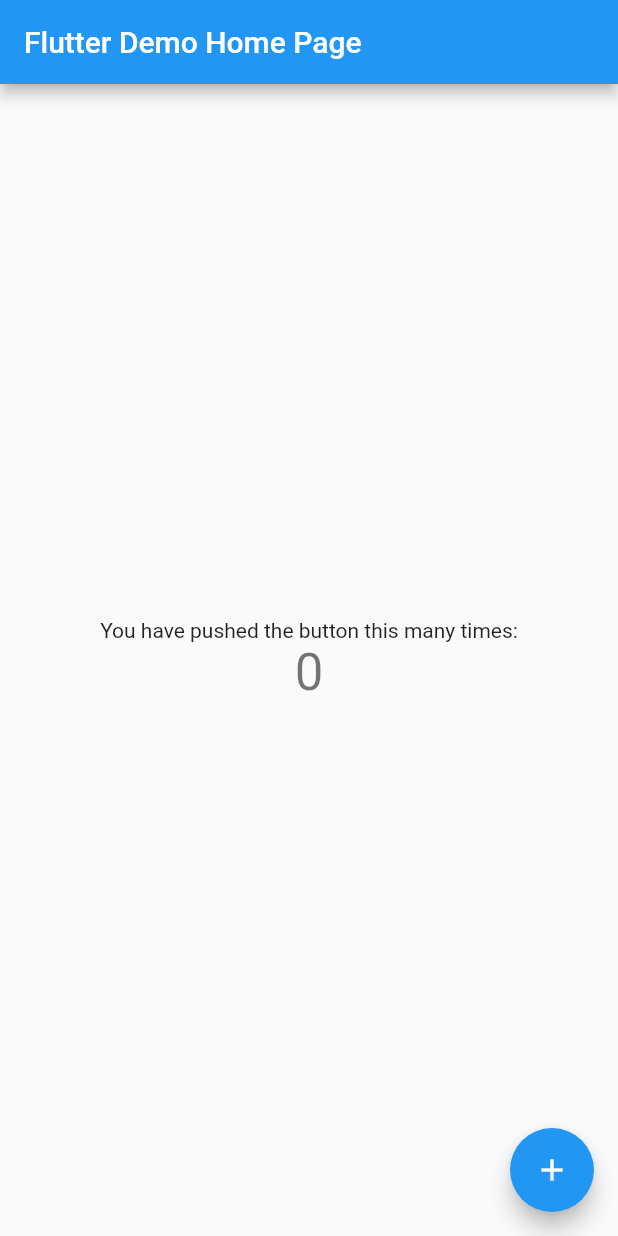
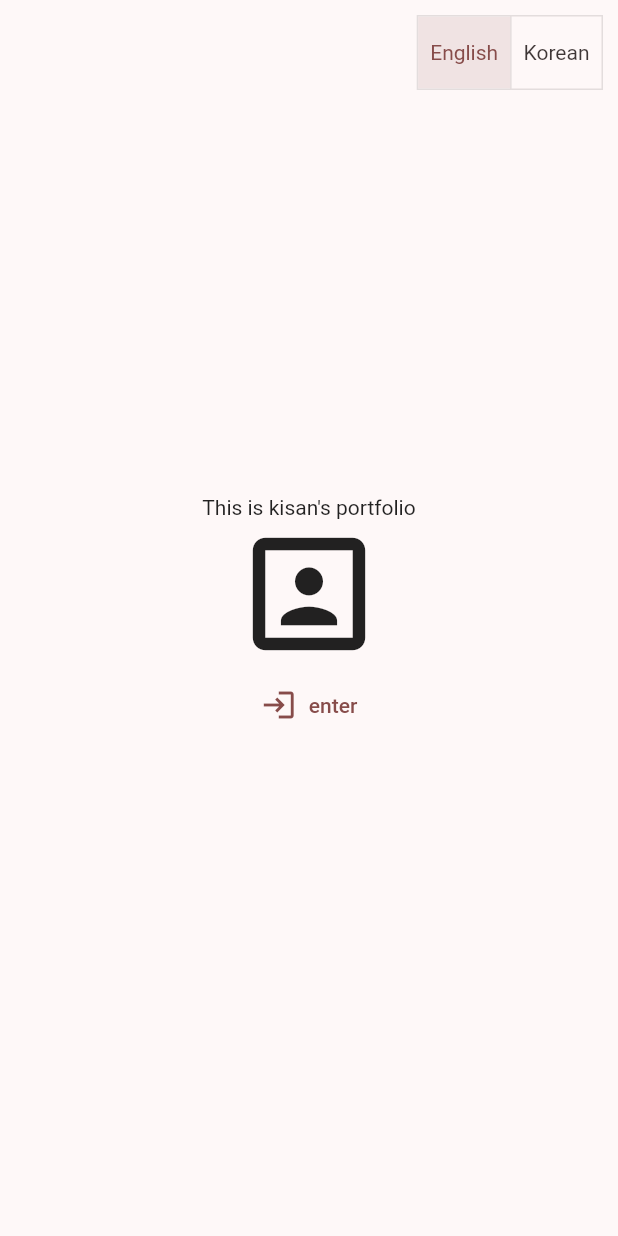
Before and after one commit to kisankang/my_portfolio, a Flutter app: the screen it shows after launch, on a phone screen of 412 x 824 dp. Run offline on Flutter 3.47's test engine with Material 2 defaults, Android fonts, the phone set to English and light mode, and no system bars; our stand-ins replace get, get_storage.

```diff
--- /dev/null
+++ b/lib/common/translations/localization_service.dart
@@ -0,0 +1,46 @@
+import 'dart:collection';
+
+import 'package:flutter/material.dart';
+import 'package:get/get.dart';
+import 'package:my_portfolio/common/translations/value/st_en_us.dart';
+import 'package:my_portfolio/common/translations/value/st_ko_kr.dart';
+
+class LocalizationService extends Translations {
+  static final locale = _getLocaleFromLanguage();
+
+  static const fallbackLocale = Locale('en', 'US');
+
+  static const langCodes = [
+    'en',
+    'ko',
+  ];
+
+  static const locales = [
+    Locale('en', 'US'),
+    Locale('ko', 'KR'),
+  ];
+
+  static final langs = LinkedHashMap.from({
+    'en': 'english'.tr,
+    'ko': 'korean'.tr,
+  });
+
+  static void changeLocale(String? langCode) {
+    final locale = _getLocaleFromLanguage(langCode: langCode);
+    Get.updateLocale(locale);
+  }
+
+  @override
+  Map<String, Map<String, String>> get keys => {
+        'en_US': enUS,
+        'ko_KR': koKR,
+      };
+
+  static Locale _getLocaleFromLanguage({String? langCode}) {
+    var lang = langCode ?? Get.deviceLocale!.languageCode;
+    for (int i = 0; i < langCodes.length; i++) {
+      if (lang == langCodes[i]) return locales[i];
+    }
+    return Get.locale ?? const Locale('en', 'US');
+  }
+}
--- /dev/null
+++ b/lib/common/translations/value/st_en_us.dart
@@ -0,0 +1,5 @@
+const Map<String, String> enUS = {
+  "korean": "Korean",
+  "english": "English",
+  "this_is_kisan's_portfolio": "This is kisan's portfolio",
+};
--- /dev/null
+++ b/lib/common/translations/value/st_ko_kr.dart
@@ -0,0 +1,5 @@
+const Map<String, String> koKR = {
+  "korean": "한국어",
+  "english": "영어",
+  "this_is_kisan's_portfolio": "강기산의 포트폴리오",
+};
--- a/lib/main.dart
+++ b/lib/main.dart
@@ -1,115 +1,49 @@
 import 'package:flutter/material.dart';
+import 'package:get/get.dart';
+import 'package:my_portfolio/common/theme/app_theme.dart';
+import 'package:my_portfolio/common/translations/localization_service.dart';
+import 'package:my_portfolio/data/services/theme_service.dart';
+import 'package:my_portfolio/routes/app_pages.dart';
+// ignore: depend_on_referenced_packages
+import 'package:flutter_localizations/flutter_localizations.dart';
 
 void main() {
-  runApp(const MyApp());
+  var getMaterialApp = GetMaterialApp(
+    themeMode: ThemeService().getThemeMode(),
+    localizationsDelegates: const [
+      GlobalWidgetsLocalizations.delegate,
+      GlobalMaterialLocalizations.delegate,
+      GlobalCupertinoLocalizations.delegate
+    ],
+    supportedLocales: const [
+      Locale('en', 'US'),
+      Locale('ko', 'KR'),
+    ],
+    locale: LocalizationService.locale,
+    fallbackLocale: LocalizationService.fallbackLocale,
+    translations: LocalizationService(),
+    localeResolutionCallback: (locale, supportedLocales) {
+      for (var supportedLocale in supportedLocales) {
+        if (supportedLocale.languageCode == locale?.languageCode &&
+            supportedLocale.countryCode == locale?.countryCode) {
+          return supportedLocale;
+        }
+      }
+      return supportedLocales.first;
+    },
+    debugShowCheckedModeBanner: false,
+    theme: appThemeData,
+    getPages: AppPages.pages,
+    initialRoute: Routes.intro,
+    initialBinding: BindingsBuilder(() {}),
+    // builder:
+    // // EasyLoading.init(
+    // //   builder: (context, child) => ScrollConfiguration(
+    // //     behavior: DisableGlowBehavior(),
+    // //     child: child!,
+    // //   ),
+    // )
+    // ,
+  );
+  runApp(getMaterialApp);
 }
-
-class MyApp extends StatelessWidget {
-  const MyApp({super.key});
-
-  // This widget is the root of your application.
-  @override
-  Widget build(BuildContext context) {
-    return MaterialApp(
-      title: 'Flutter Demo',
-      theme: ThemeData(
-        // This is the theme of your application.
-        //
-        // Try running your application with "flutter run". You'll see the
-        // application has a blue toolbar. Then, without quitting the app, try
-        // changing the primarySwatch below to Colors.green and then invoke
-        // "hot reload" (press "r" in the console where you ran "flutter run",
-        // or simply save your changes to "hot reload" in a Flutter IDE).
-        // Notice that the counter didn't reset back to zero; the application
-        // is not restarted.
-        primarySwatch: Colors.blue,
-      ),
-      home: const MyHomePage(title: 'Flutter Demo Home Page'),
-    );
-  }
-}
-
-class MyHomePage extends StatefulWidget {
-  const MyHomePage({super.key, required this.title});
-
-  // This widget is the home page of your application. It is stateful, meaning
-  // that it has a State object (defined below) that contains fields that affect
-  // how it looks.
-
-  // This class is the configuration for the state. It holds the values (in this
-  // case the title) provided by the parent (in this case the App widget) and
-  // used by the build method of the State. Fields in a Widget subclass are
-  // always marked "final".
-
-  final String title;
-
-  @override
-  State<MyHomePage> createState() => _MyHomePageState();
-}
-
-class _MyHomePageState extends State<MyHomePage> {
-  int _counter = 0;
-
-  void _incrementCounter() {
-    setState(() {
-      // This call to setState tells the Flutter framework that something has
-      // changed in this State, which causes it to rerun the build method below
-      // so that the display can reflect the updated values. If we changed
-      // _counter without calling setState(), then the build method would not be
-      // called again, and so nothing would appear to happen.
-      _counter++;
-    });
-  }
-
-  @override
-  Widget build(BuildContext context) {
-    // This method is rerun every time setState is called, for instance as done
-    // by the _incrementCounter method above.
-    //
-    // The Flutter framework has been optimized to make rerunning build methods
-    // fast, so that you can just rebuild anything that needs updating rather
-    // than having to individually change instances of widgets.
-    return Scaffold(
-      appBar: AppBar(
-        // Here we take the value from the MyHomePage object that was created by
-        // the App.build method, and use it to set our appbar title.
-        title: Text(widget.title),
-      ),
-      body: Center(
-        // Center is a layout widget. It takes a single child and positions it
-        // in the middle of the parent.
-        child: Column(
-          // Column is also a layout widget. It takes a list of children and
-          // arranges them vertically. By default, it sizes itself to fit its
-          // children horizontally, and tries to be as tall as its parent.
-          //
-          // Invoke "debug painting" (press "p" in the console, choose the
-          // "Toggle Debug Paint" action from the Flutter Inspector in Android
-          // Studio, or the "Toggle Debug Paint" command in Visual Studio Code)
-          // to see the wireframe for each widget.
-          //
-          // Column has various properties to control how it sizes itself and
-          // how it positions its children. Here we use mainAxisAlignment to
-          // center the children vertically; the main axis here is the vertical
-          // axis because Columns are vertical (the cross axis would be
-          // horizontal).
-          mainAxisAlignment: MainAxisAlignment.center,
-          children: <Widget>[
-            const Text(
-              'You have pushed the button this many times:',
-            ),
-            Text(
-              '$_counter',
-              style: Theme.of(context).textTheme.headline4,
-            ),
-          ],
-        ),
-      ),
-      floatingActionButton: FloatingActionButton(
-        onPressed: _incrementCounter,
-        tooltip: 'Increment',
-        child: const Icon(Icons.add),
-      ), // This trailing comma makes auto-formatting nicer for build methods.
-    );
-  }
-}
--- /dev/null
+++ b/lib/modules/intro_page/intro_controller.dart
@@ -0,0 +1,8 @@
+import 'package:get/get.dart';
+import 'package:my_portfolio/routes/app_pages.dart';
+
+class IntroController extends GetxController {
+  goToHomePage() {
+    Get.toNamed(Routes.main);
+  }
+}
--- /dev/null
+++ b/lib/modules/intro_page/intro_page.dart
@@ -0,0 +1,36 @@
+import 'package:flutter/material.dart';
+import 'package:get/get.dart';
+import 'package:my_portfolio/modules/intro_page/intro_controller.dart';
+import 'package:my_portfolio/widgets/language_selector.dart';
+
+class IntroPage extends GetWidget<IntroController> {
+  const IntroPage({super.key});
+
+  @override
+  Widget build(BuildContext context) {
+    return Scaffold(
+      body: Stack(
+        children: [
+          const Positioned(top: 10, right: 10, child: LanguageSelector()),
+          Center(
+            child: Column(
+              mainAxisSize: MainAxisSize.min,
+              children: [
+                Text("this_is_kisan's_portfolio".tr),
+                const Icon(
+                  Icons.portrait,
+                  size: 100,
+                ),
+                TextButton.icon(
+                  onPressed: () => controller.goToHomePage(),
+                  icon: const Icon(Icons.login),
+                  label: Text('enter'.tr),
+                ),
+              ],
+            ),
+          ),
+        ],
+      ),
+    );
+  }
+}
--- /dev/null
+++ b/lib/modules/main_page/main_controller.dart
@@ -0,0 +1,3 @@
+import 'package:get/get.dart';
+
+class MainController extends GetxController {}
--- /dev/null
+++ b/lib/routes/app_routes.dart
@@ -0,0 +1,6 @@
+part of 'app_pages.dart';
+
+abstract class Routes {
+  static const intro = '/intro_page';
+  static const main = '/main_page';
+}
--- /dev/null
+++ b/lib/widgets/language_selector.dart
@@ -0,0 +1,53 @@
+import 'package:flutter/material.dart';
+import 'package:get/get.dart';
+import 'package:my_portfolio/common/translations/localization_service.dart';
+
+class LanguageSelector extends StatefulWidget {
+  const LanguageSelector({super.key});
+
+  @override
+  State<LanguageSelector> createState() => _LanguageSelectorState();
+}
+
+class _LanguageSelectorState extends State<LanguageSelector> {
+  final Map<String, String> _langs = {"en": "english".tr, "ko": "korean".tr};
+  final List<String> _item = [];
+  List<bool> _isSelected = [];
+
+  List<Widget> _itemGenerater() => List.generate(
+        _item.length,
+        (index) => Padding(
+          padding: const EdgeInsets.all(8.0),
+          child: Text(
+            _item[index],
+          ),
+        ),
+      );
+
+  @override
+  void initState() {
+    _langs.forEach((key, value) {
+      _item.add(value);
+    });
+    _isSelected =
+        List.generate(_item.length, (index) => index == 0 ? true : false);
+
+    super.initState();
+  }
+
+  @override
+  Widget build(BuildContext context) {
+    return ToggleButtons(
+      isSelected: _isSelected,
+      onPressed: (index) {
+        LocalizationService.changeLocale(
+            _langs.keys.toList()[_langs.values.toList().indexOf(_item[index])]);
+        setState(() {
+          _isSelected = List.generate(_item.length, (i) => false);
+          _isSelected[index] = true;
+        });
+      },
+      children: _itemGenerater(),
+    );
+  }
+}
--- a/pubspec.yaml
+++ b/pubspec.yaml
@@ -33,12 +33,17 @@ dependencies:
     sdk: flutter
 
 
+
   # The following adds the Cupertino Icons font to your application.
   # Use with the CupertinoIcons class for iOS style icons.
   cupertino_icons: ^1.0.2
+  get: ^4.6.5
+  get_storage: ^2.0.3
 
 dev_dependencies:
   flutter_test:
+    sdk: flutter
+  flutter_localizations:
     sdk: flutter
 
   # The "flutter_lints" package below contains a set of recommended lints to
```
Also changed, not shown: lib/common/theme/app_theme.dart (added, +9 -0 lines), lib/data/services/theme_service.dart (added, +33 -0 lines), lib/modules/intro_page/intro_binding.dart (added, +11 -0 lines), lib/modules/main_page/main_binding.dart (added, +11 -0 lines), lib/modules/main_page/main_page.dart (added, +15 -0 lines), lib/routes/app_pages.dart (added, +22 -0 lines), pubspec.lock (deleted), 14 other files.
